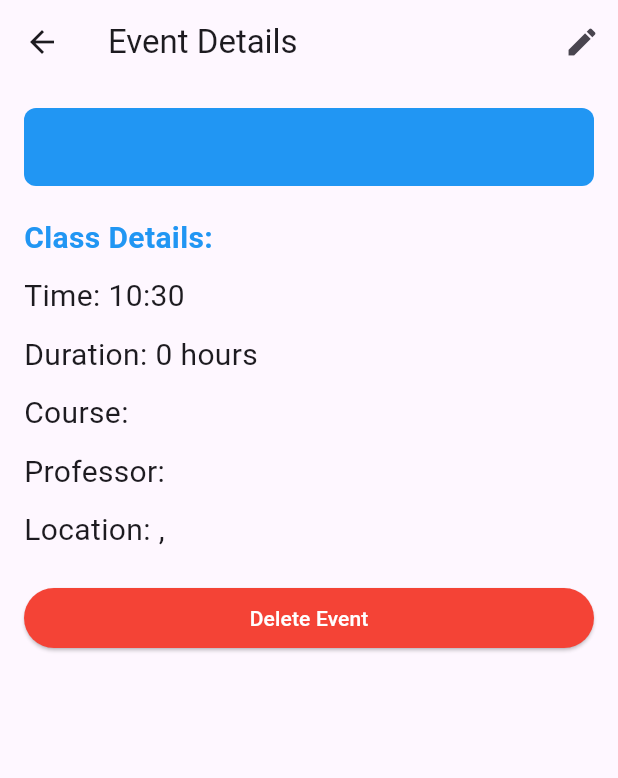
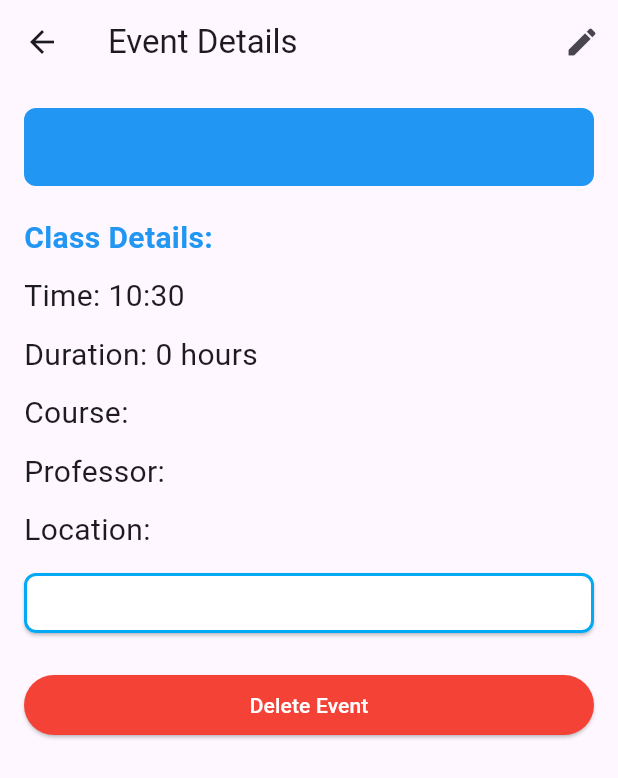
Before and after one commit to BojanaMarojevikj/Classly, a Flutter app: the EventScreen screen opened directly with empty values, on a phone screen of 412 x 824 dp. Shown: the top 778 px of the screen. Run offline on Flutter 3.47's test engine with Material 3 defaults, Android fonts, the phone set to English and light mode, and no system bars; our stand-ins replace cloud_firestore, firebase_auth, firebase_core, flutter_local_notifications, image_picker, syncfusion_flutter_calendar and 1 more; accounts and stored records are empty.

Commit message:
added room info screen

```diff
--- a/lib/service/CalendarEventService.dart
+++ b/lib/service/CalendarEventService.dart
@@ -29,6 +29,7 @@ class CalendarEventService {
       'course': {
         'courseId': event.course.courseId,
         'courseName': event.course.courseName,
+        'courseFullName':event.course.courseFullName
       },
     });
   }
@@ -59,6 +60,7 @@ class CalendarEventService {
       'course': {
         'courseId': event.course.courseId,
         'courseName': event.course.courseName,
+        'courseFullName': event.course.courseFullName,
       },
     });
   }
--- a/lib/widgets/screens/event_screen.dart
+++ b/lib/widgets/screens/event_screen.dart
@@ -1,8 +1,10 @@
 import 'package:classly/model/CalendarEvent.dart';
+import 'package:classly/widgets/screens/room_screen.dart';
 import 'package:cloud_firestore/cloud_firestore.dart';
 import 'package:flutter/material.dart';
 
 import '../../model/Course.dart';
+import '../../model/Room.dart';
 
 class EventScreen extends StatefulWidget {
   final CalendarEvent event;
@@ -92,8 +94,29 @@ class _EventScreenState extends State<EventScreen> {
             ),
             SizedBox(height: 10.0),
             Text(
-              'Location: ${widget.event.room.name}, ${widget.event.room.building}',
+              'Location: ',
               style: TextStyle(fontSize: 20.0),
+            ),
+            SizedBox(height: 10.0),
+            ElevatedButton(
+              onPressed: () {
+                _navigateToRoomInfoScreen(widget.event.room);
+              },
+              style: ElevatedButton.styleFrom(
+                primary: Colors.white,
+                onPrimary: Colors.lightBlue,
+                side: BorderSide(color: Colors.lightBlue, width: 2),
+                shape: RoundedRectangleBorder(
+                  borderRadius: BorderRadius.circular(8.0),
+                ),
+              ),
+              child: Padding(
+                padding: const EdgeInsets.all(8.0),
+                child: Text(
+                  '${widget.event.room.name}',
+                  style: TextStyle(fontSize: 16.0, color: Colors.lightBlue),
+                ),
+              ),
             ),
             SizedBox(height: 20.0),
             ElevatedButton(
@@ -173,7 +196,7 @@ class _EventScreenState extends State<EventScreen> {
                   ),
                   SizedBox(height: 10.0),
                   DropdownButtonFormField<Course>(
-                    value: _selectedCourse,
+                    //value: _selectedCourse,
                     items: availableCourses.map((Course course) {
                       return DropdownMenuItem<Course>(
                         value: course,
@@ -233,7 +256,7 @@ class _EventScreenState extends State<EventScreen> {
         Course course = Course(
           courseId: document.id,
           courseName: document['courseName'] ?? '',
-            courseFullName: document['courseFullName'] ?? ''
+          courseFullName: document['courseFullName'] ?? '',
         );
         courses.add(course);
       });
@@ -254,4 +277,13 @@ class _EventScreenState extends State<EventScreen> {
   String formatTime(DateTime dateTime) {
     return '${dateTime.hour.toString().padLeft(2, '0')}:${dateTime.minute.toString().padLeft(2, '0')}';
   }
+
+  void _navigateToRoomInfoScreen(Room room) {
+    Navigator.push(
+      context,
+      MaterialPageRoute(
+        builder: (context) => RoomInfoScreen(room: room),
+      ),
+    );
+  }
 }
```
Also changed, not shown: lib/widgets/screens/room_screen.dart (added, +81 -0 lines).
